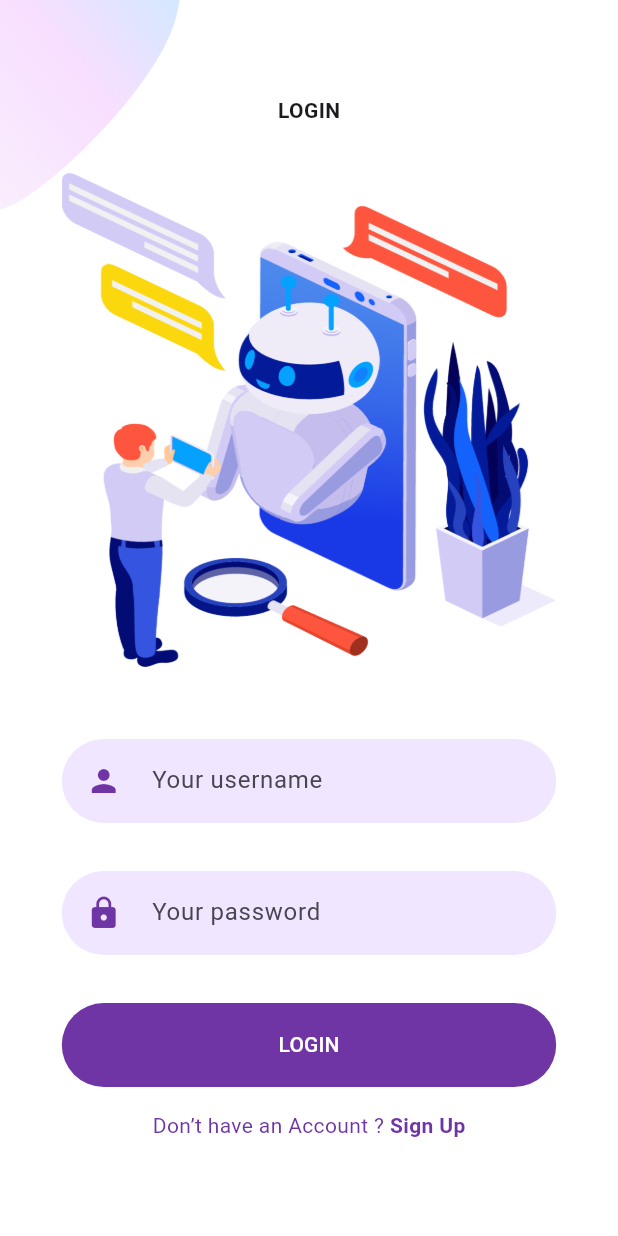
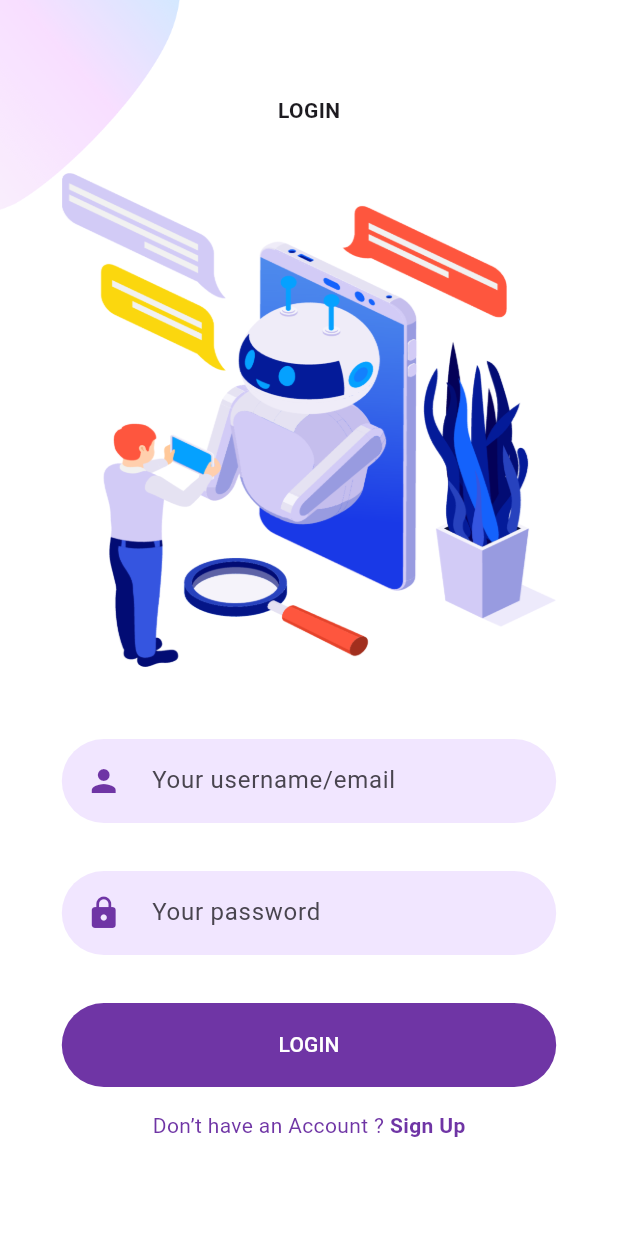
Before and after one commit to COMP7705-Group-J/comp7705_chatbot, a Flutter app: the screen it shows after launch, after a tap on "LOGIN", on a phone screen of 412 x 824 dp. Run offline on Flutter 3.47's test engine with Material 3 defaults, Android fonts, the phone set to English and light mode, and no system bars; our stand-ins replace flutter_svg, get, google_nav_bar; network calls fail.

```diff
--- a/lib/pages/sign_regi_welc/Screens/Login/components/login_form.dart
+++ b/lib/pages/sign_regi_welc/Screens/Login/components/login_form.dart
@@ -47,9 +47,9 @@ class _LoginFormState extends State<LoginForm> {
               textInputAction: TextInputAction.next,
               cursorColor: mainColor,
               onSaved: (username) => _username = username,
-              validator: (value) => value?.isEmpty ?? true ? 'Please enter a username' : null,
+              validator: (value) => value?.isEmpty ?? true ? 'Please enter a username/email' : null,
               decoration: const InputDecoration(
-                hintText: "Your username",
+                hintText: "Your username/email",
                 prefixIcon: Padding(
                   padding: EdgeInsets.all(defaultPadding),
                   child: Icon(Icons.person),
```
Also changed, not shown: lib/pages/profile/profile_page.dart (+10 -0 lines).
